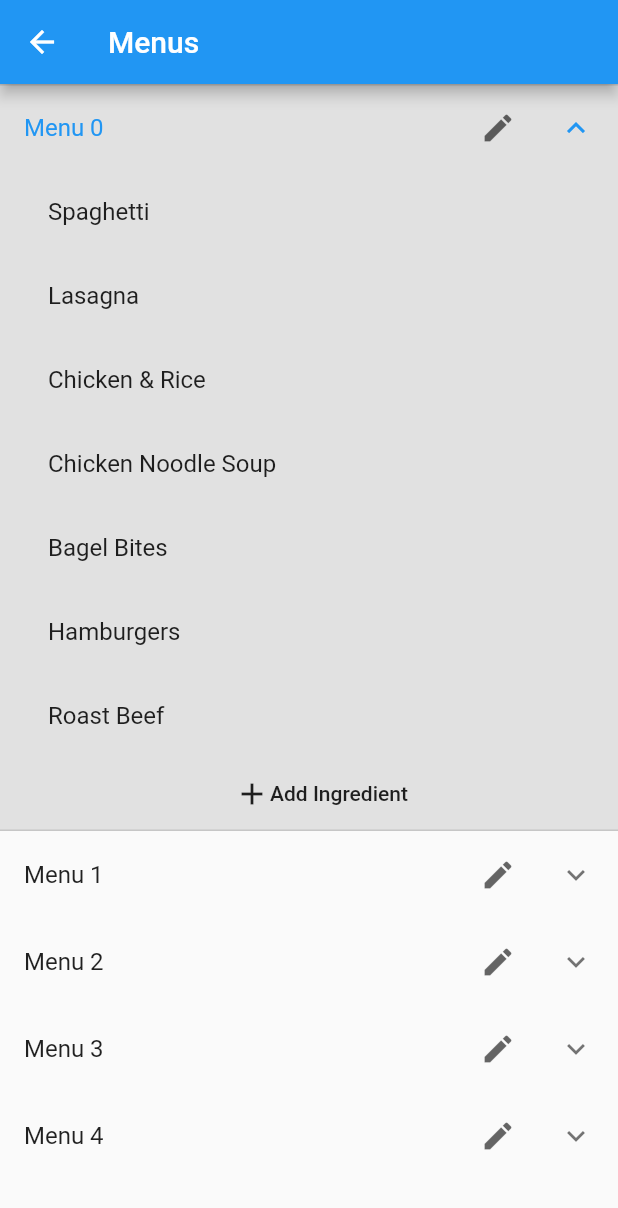
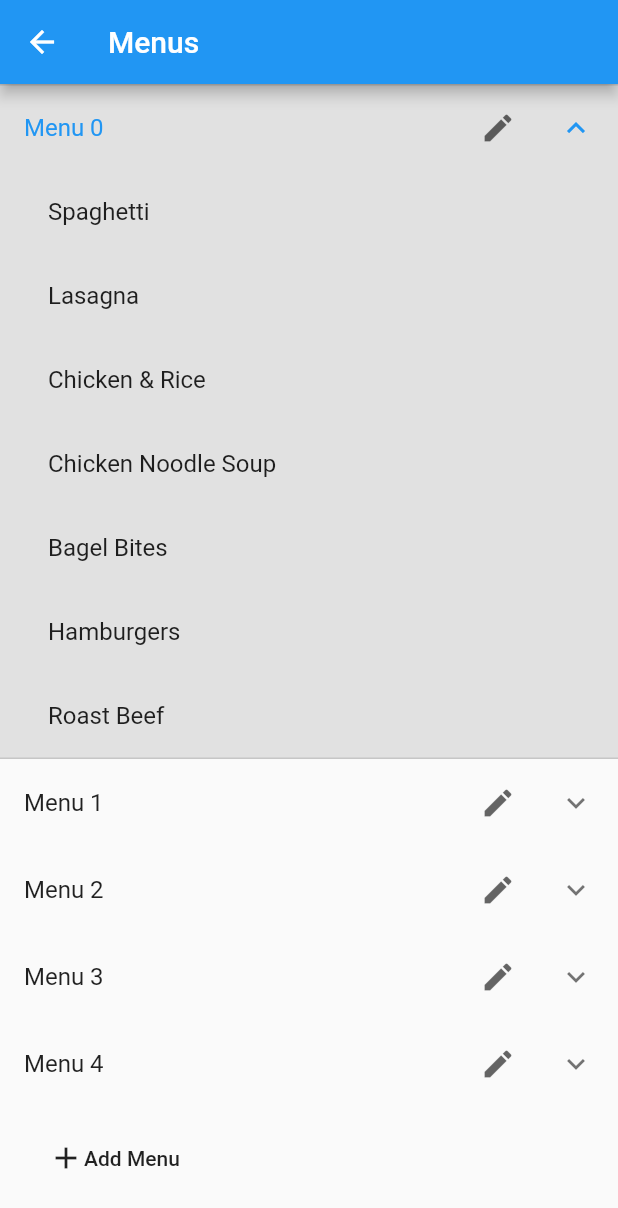
Before and after one commit to big-wisdom/get_that_bread, a Flutter app: the MenusScreen screen opened directly, after a tap on an icon or button, on a phone screen of 412 x 824 dp. Shown: the top 1208 px of the screen. Run offline on Flutter 3.47's test engine with Material 2 defaults, Android fonts, the phone set to English and light mode, and no system bars.

Commit message:
Added edit menus screen

```diff
--- a/lib/routes/menus/menus_screen.dart
+++ b/lib/routes/menus/menus_screen.dart
@@ -3,7 +3,6 @@ import 'package:get_that_bread/routes/menus/edit_menus_screen.dart';
 import 'package:get_that_bread/routes/menus/widgets/dish.dart';
 import 'package:get_that_bread/routes/menus/widgets/dish_card.dart';
 import 'package:get_that_bread/routes/menus/widgets/menu.dart';
-
 
 class MenusScreen extends StatefulWidget {
   MenusScreen({Key key}) : super(key: key);
@@ -32,51 +31,54 @@ class _MenuState extends State<MenusScreen> {
       appBar: AppBar(
         title: Text("Menus"),
       ),
-      body: ListView(
-          children: [
-            ..._menus.map(
-                  (menu) =>
-                  ExpansionTile(
-                    title: Row(
-                      children: [
+      body: ListView(children: [
+        ..._menus
+            .map(
+              (menu) => ExpansionTile(
+                title: Row(children: [
                   Expanded(
-                          child: Text(menu.title),
+                    child: Text(menu.name),
                   ),
                   IconButton(
                     color: Colors.black.withOpacity(0.6),
                     icon: Icon(Icons.edit),
                     onPressed: () {},
                   )
-                      ]
-                    ),
+                ]),
                 children: [
-                      ...menu.dishes.map(
-                            (dish) =>
-                            ListTile(
+                  ...menu.dishes
+                      .map(
+                        (dish) => ListTile(
                             title: Text(dish.name),
                             onTap: () => _showDishDetails(context, dish)),
-                      ).toList(),
-                      FlatButton(
+                      )
+                      .toList(),
+                ],
+                childrenPadding: EdgeInsets.only(left: 16.0),
+                backgroundColor: Color.fromRGBO(225, 225, 225, 1.0),
+              ),
+            )
+            .toList(),
+        Container(
+          alignment: Alignment.centerLeft,
+          margin: EdgeInsets.all(16.0),
+          child: FlatButton(
+            materialTapTargetSize: MaterialTapTargetSize.shrinkWrap,
             onPressed: () {
               Navigator.push(
                 context,
-                            MaterialPageRoute(
-                                builder: (context) => new EditMenusScreen()),
+                MaterialPageRoute(builder: (context) => new EditMenusScreen()),
               );
             },
             child: Row(
               mainAxisSize: MainAxisSize.min,
               children: [
                 Icon(Icons.add),
-                            Text("Add Ingredient"),
+                Text("Add Menu"),
               ],
             ),
           ),
-                    ],
-                    childrenPadding: EdgeInsets.only(left: 16.0),
-                    backgroundColor: Color.fromRGBO(225, 225, 225, 1.0),
         ),
-            ).toList(),
       ]),
     );
   }
--- a/lib/routes/menus/widgets/menu.dart
+++ b/lib/routes/menus/widgets/menu.dart
@@ -3,12 +3,12 @@ import 'package:get_that_bread/routes/menus/widgets/dish.dart';
 class Menu {
   Menu({
     this.id,
-    this.title,
+    this.name,
     this.dishes,
   });
 
   int id;
-  String title;
+  String name;
   List<Dish> dishes;
 }
 
@@ -18,7 +18,7 @@ List<Menu> generateMenus(int numberOfMenus) {
         (int index) {
       return Menu(
         id: index,
-        title: 'Menu $index',
+        name: 'Menu $index',
         dishes: generateDishes(7),
       );
     },
```
Also changed, not shown: lib/routes/dish/edit_dish_screen.dart (+4 -4 lines), lib/routes/menus/edit_menus_screen.dart (+127 -1 lines). Lines whose indentation alone changed are shown as unchanged.
